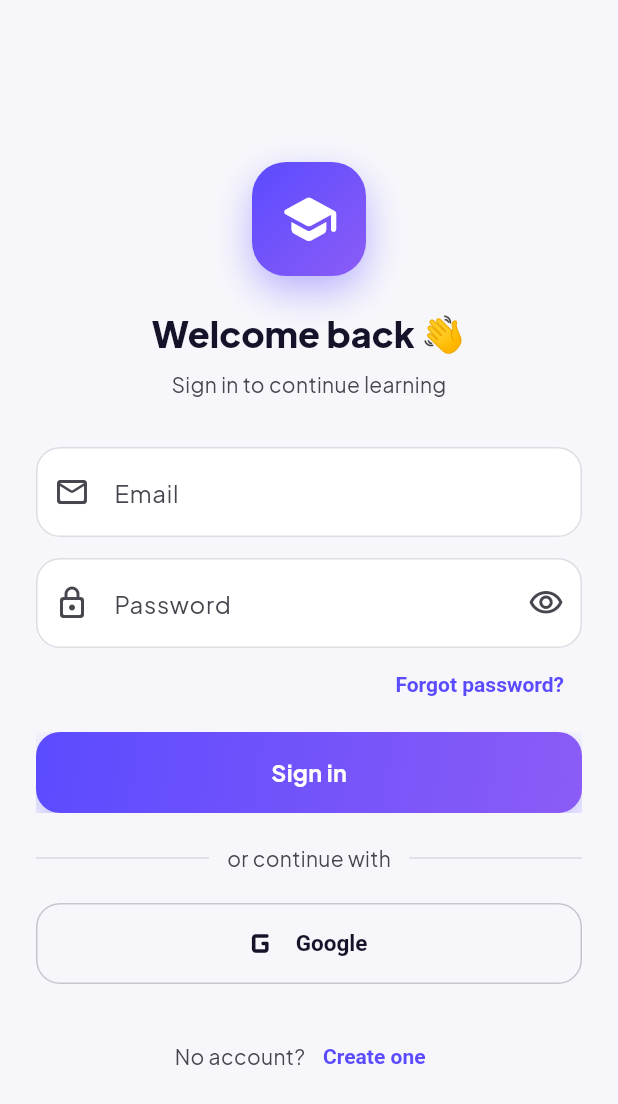
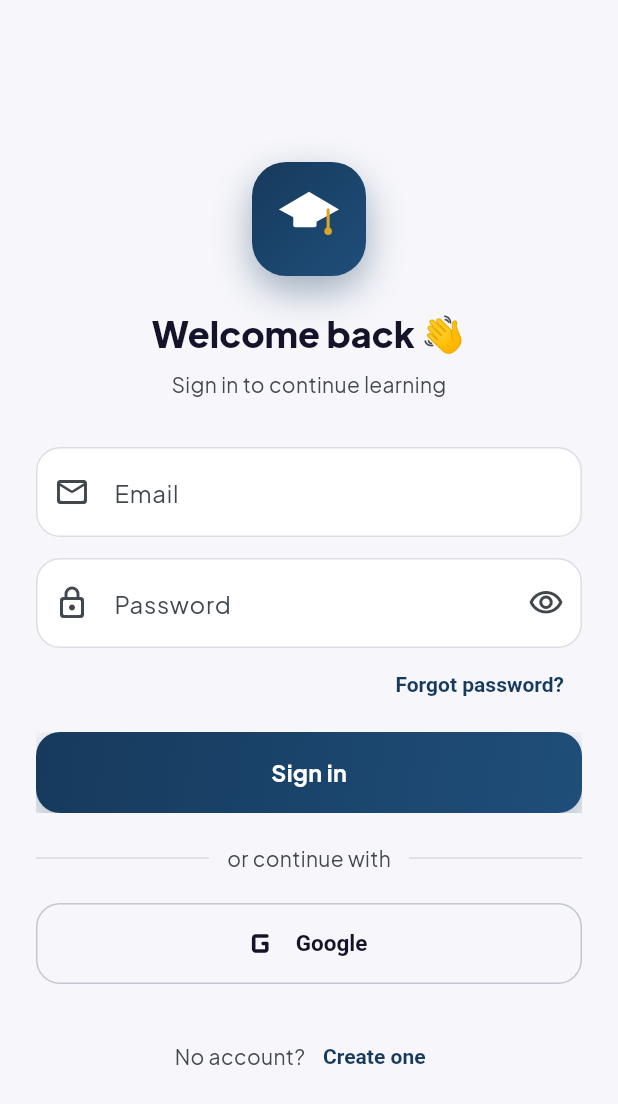
Before and after one commit to AlphaGL/learnhubacademy-app, a Flutter app: the screen it shows after launch, after a tap on "Skip", on a phone screen of 412 x 824 dp. Shown: the top 1104 px of the screen. Run offline on Flutter 3.47's test engine with Material 3 defaults, Android fonts, the phone set to English and light mode, and no system bars; drawn by our look-alikes of flutter_animate; our stand-ins replace firebase_analytics, firebase_core, firebase_crashlytics, firebase_messaging, flutter_local_notifications, google_fonts and 5 more; missing offline and left inert: background_downloader; accounts and stored records are empty; statements that could not run were skipped.

Commit message:
Fix crash-on-launch and rebrand to LearnHub Academy
The release build crashed instantly on every device: MainActivity was still
declared under the old com.example.learnhub package after applicationId was
changed to com.neky.learnhub, so Android couldn't find the launched class
(ClassNotFoundException). Moved MainActivity.kt to the correct package.

Also rebrands the app to LearnHub Academy: new app icon/adaptive icon
generated from the official logo mark (navy/white/gold/teal), app name and
splash screen text updated, and the core theme tokens re-pointed from the
placeholder indigo/violet palette to the real navy/teal/gold brand colors so
buttons, cards, and the in-app logo badge stay consistent with the launcher
icon.

```diff
--- a/lib/core/config/app_config.dart
+++ b/lib/core/config/app_config.dart
@@ -43,7 +43,7 @@ class AppConfig {
   static bool get isConfigured =>
       supabaseUrl.isNotEmpty && supabaseAnonKey.isNotEmpty;
 
-  static const String appName = 'LearnHub';
+  static const String appName = 'LearnHub Academy';
 
   /// Django creates tables as `<app_label>_<model>`. These are the ones the
   /// app reads directly through Supabase/PostgREST.
--- a/lib/core/theme/app_theme.dart
+++ b/lib/core/theme/app_theme.dart
@@ -10,10 +10,11 @@ import 'package:google_fonts/google_fonts.dart';
 class AppTheme {
   AppTheme._();
 
-  // --- Brand palette ---
-  static const Color brand = Color(0xFF5B4BFF); // refined indigo-violet
-  static const Color brand2 = Color(0xFF8B5CF6); // violet
-  static const Color accent = Color(0xFF06B6D4); // cyan
+  // --- Brand palette (LearnHub Academy: navy / gold / teal) ---
+  static const Color brand = Color(0xFF163A5C); // academy navy
+  static const Color brand2 = Color(0xFF1F4E7A); // lighter navy (gradient depth)
+  static const Color accent = Color(0xFF2AA398); // teal
+  static const Color gold = Color(0xFFDBA525); // tassel gold — sparing use
   static const Color success = Color(0xFF16C784);
   static const Color warning = Color(0xFFF59E0B);
   static const Color danger = Color(0xFFF43F5E);
--- a/lib/features/splash/splash_screen.dart
+++ b/lib/features/splash/splash_screen.dart
@@ -67,7 +67,7 @@ class _SplashScreenState extends State<SplashScreen> {
                   .fadeIn(),
               const SizedBox(height: 24),
               const Text(
-                'LearnHub',
+                'LearnHub Academy',
                 style: TextStyle(
                   color: Colors.white,
                   fontSize: 30,
@@ -77,7 +77,7 @@ class _SplashScreenState extends State<SplashScreen> {
               ).animate().fadeIn(delay: 300.ms).slideY(begin: 0.3, end: 0),
               const SizedBox(height: 6),
               Text(
-                'Your ultimate learning companion',
+                'Empowering learners, growing minds',
                 style: TextStyle(color: Colors.white.withOpacity(0.85)),
               ).animate().fadeIn(delay: 500.ms),
             ],
--- a/lib/shared/widgets/app_widgets.dart
+++ b/lib/shared/widgets/app_widgets.dart
@@ -132,7 +132,8 @@ class GradientButton extends StatelessWidget {
   }
 }
 
-/// The brand logo mark (gradient rounded square with a graduation cap).
+/// The brand logo mark: navy rounded square with the LearnHub Academy
+/// mortarboard + gold tassel (see learnhub_academy_logo.png).
 class AppLogo extends StatelessWidget {
   const AppLogo({super.key, this.size = 64});
   final double size;
@@ -154,9 +155,59 @@ class AppLogo extends StatelessWidget {
           ),
         ],
       ),
-      child: Icon(Icons.school_rounded, color: Colors.white, size: size * 0.52),
+      child: CustomPaint(
+        size: Size(size * 0.6, size * 0.6),
+        painter: const _GraduationCapPainter(),
+      ),
     );
   }
+}
+
+/// White mortarboard with a gold tassel — no font dependency, matches the
+/// mark used for the app icon (see test/_generate_app_icon.dart).
+class _GraduationCapPainter extends CustomPainter {
+  const _GraduationCapPainter();
+
+  @override
+  void paint(Canvas canvas, Size size) {
+    final w = size.width;
+    final h = size.height;
+    final white = Paint()
+      ..color = Colors.white
+      ..style = PaintingStyle.fill;
+    final gold = Paint()
+      ..color = AppTheme.gold
+      ..style = PaintingStyle.fill;
+
+    final capTop = Path()
+      ..moveTo(w * 0.50, h * 0.10)
+      ..lineTo(w * 0.94, h * 0.36)
+      ..lineTo(w * 0.50, h * 0.60)
+      ..lineTo(w * 0.06, h * 0.36)
+      ..close();
+    canvas.drawPath(capTop, white);
+
+    final base = RRect.fromRectAndRadius(
+      Rect.fromLTWH(w * 0.27, h * 0.44, w * 0.34, h * 0.18),
+      Radius.circular(w * 0.03),
+    );
+    canvas.drawRRect(base, white);
+
+    final cord = Paint()
+      ..color = AppTheme.gold
+      ..style = PaintingStyle.stroke
+      ..strokeWidth = w * 0.045
+      ..strokeCap = StrokeCap.round;
+    canvas.drawLine(
+      Offset(w * 0.78, h * 0.365),
+      Offset(w * 0.78, h * 0.62),
+      cord,
+    );
+    canvas.drawCircle(Offset(w * 0.78, h * 0.68), w * 0.055, gold);
+  }
+
+  @override
+  bool shouldRepaint(covariant _GraduationCapPainter oldDelegate) => false;
 }
 
 /// Section header with optional trailing action.
```
Also changed, not shown: pubspec.yaml (+13 -2 lines), assets/icon/background.png (added), assets/icon/foreground.png (added), assets/icon/icon.png (added), assets/icon/web-192.png (added), assets/icon/web-512.png (added), assets/icon/web-64.png (added), pubspec.lock, 43 other files.
